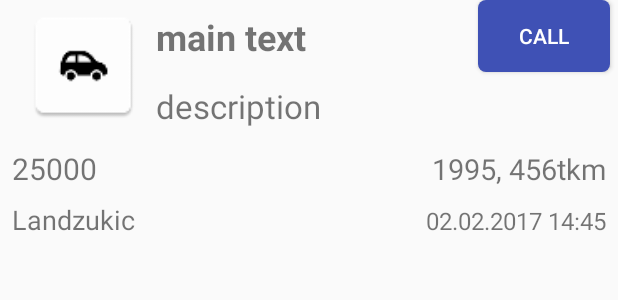
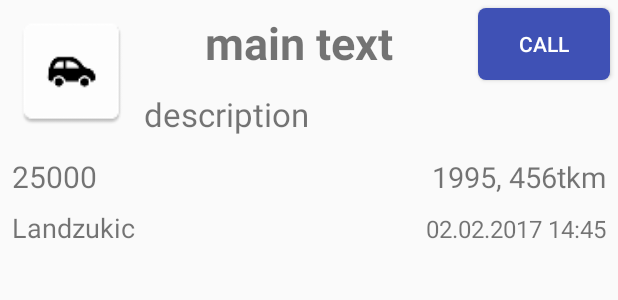
Before and after one commit to gusakovgiorgi/AutoSearchApp, an Android app: the layout list_item_layout.xml on its own in the app's theme, with its tools: preview values and no code run, on a phone screen of 412 x 824 dp. Shown: the top 300 px of the screen. Run offline under Robolectric (Android 15) with nearby library versions, the phone set to English and light mode, and no system bars.

Commit message:
start add additional functionality v1

```diff
--- a/app/build.gradle
+++ b/app/build.gradle
@@ -29,7 +29,7 @@ dependencies {
     compile 'com.jakewharton.timber:timber:3.1.0'
     compile 'com.android.support:support-v4:25.3.0'
     compile 'com.android.support:appcompat-v7:25.1.1'
-    compile 'com.android.support:recyclerview-v7:25.3.0'
+    compile 'com.nostra13.universalimageloader:universal-image-loader:1.9.5'
     testCompile 'junit:junit:4.12'
     annotationProcessor 'com.jakewharton:butterknife-compiler:8.5.1'
     compile 'com.android.support.constraint:constraint-layout:1.0.0-alpha9'
--- a/app/src/main/java/net/gusakov/newnettiauto/Constants.java
+++ b/app/src/main/java/net/gusakov/newnettiauto/Constants.java
@@ -28,7 +28,7 @@ public interface Constants {
         String TB_AUTO_TIMESTAMP = "timestamp";
 
 
-        int DB_VERSION = 1;
+        int DB_VERSION = 3;
 
         String DB_CREATE_STRING = "create table " + DB_TABLE_AUTO + " ("
                 + "_id integer primary key autoincrement, "
@@ -60,7 +60,8 @@ public interface Constants {
                 + AUTHORITY + "." + AUTO_PATH;
         String DEFAULT_SORT_ORDER = DBConstants.TB_AUTO_TIMESTAMP + " DESC";
         String[] projection = new String[]{BaseColumns._ID, DBConstants.TB_AUTO_ID, DBConstants.TB_AUTO_NAME, DBConstants.TB_AUTO_DESCRIPTION, DBConstants.TB_AUTO_PRICE,
-                DBConstants.TB_AUTO_YEAR_AND_MILLEAGE, DBConstants.TB_AUTO_SELLER, DBConstants.TB_AUTO_LINK, DBConstants.TB_AUTO_PHONE_URI, DBConstants.TB_AUTO_TIMESTAMP};
+                DBConstants.TB_AUTO_YEAR_AND_MILLEAGE, DBConstants.TB_AUTO_SELLER, DBConstants.TB_AUTO_LINK, DBConstants.TB_AUTO_PHONE_URI, DBConstants.TB_AUTO_TIMESTAMP,
+                DBConstants.TB_AUTO_IMAGE_URL};
     }
 
     interface MainFragmentConstants {
@@ -105,6 +106,7 @@ public interface Constants {
         String AUTO_MAIN_ELEMENT_CLASS_NAME = "block_list_li";
         String AUTO_MAIN_RECLAME_ELEMENT_CLASS_NAME = "upsellAd";
         String AUTO_DETAIL_BOX_CLASS_NAME = "detail_box";
+        String AUTO_THUMB_BOX_CLASS_NAME = "thumb";
         String AUTO_DETAIL_DEALER_NAME = "dealer_logo block_box fl";
         int QUEUE_MAX_CAPACITY = 10;
         int READ_TIMEOUT = 2000;
--- a/app/src/main/java/net/gusakov/newnettiauto/fragments/MainFragment.java
+++ b/app/src/main/java/net/gusakov/newnettiauto/fragments/MainFragment.java
@@ -308,8 +308,9 @@ public class MainFragment extends Fragment {
             public void onClick(View v) {
                 ClipboardManager clipboard = (ClipboardManager) getActivity().getSystemService(Context.CLIPBOARD_SERVICE);
                 String pasteData = "";
+
                     // If it does contain data, decide if you can handle the data.
-                if (clipboard.getPrimaryClipDescription().hasMimeType(MIMETYPE_TEXT_PLAIN)) {
+                    if (clipboard.getPrimaryClipDescription()!=null && clipboard.getPrimaryClipDescription().hasMimeType(MIMETYPE_TEXT_PLAIN)) {
                         //since the clipboard contains plain text.
                         ClipData.Item item = clipboard.getPrimaryClip().getItemAt(0);
 
@@ -319,6 +320,7 @@ public class MainFragment extends Fragment {
 
                     }
                     firstEditText.setText(pasteData);
+
             }
         });
         secondPastebtn.setOnClickListener(new View.OnClickListener() {
@@ -328,7 +330,7 @@ public class MainFragment extends Fragment {
                 String pasteData = "";
 
 // If it does contain data, decide if you can handle the data.
-                if (clipboard.getPrimaryClipDescription().hasMimeType(MIMETYPE_TEXT_PLAIN)) {
+                if (clipboard.getPrimaryClipDescription()!=null && clipboard.getPrimaryClipDescription().hasMimeType(MIMETYPE_TEXT_PLAIN)) {
                     //since the clipboard contains plain text.
                     ClipData.Item item = clipboard.getPrimaryClip().getItemAt(0);
 
--- a/app/src/main/java/net/gusakov/newnettiauto/services/AutoSearchService.java
+++ b/app/src/main/java/net/gusakov/newnettiauto/services/AutoSearchService.java
@@ -212,6 +212,7 @@ public class AutoSearchService extends Service implements Constants.ServiceConst
         cv.put(Constants.DBConstants.TB_AUTO_SELLER,auto.getSeller());
         cv.put(Constants.DBConstants.TB_AUTO_TIMESTAMP,auto.getTimestamp());
         cv.put(Constants.DBConstants.TB_AUTO_YEAR_AND_MILLEAGE,auto.getYearAndMileage());
+        cv.put(Constants.DBConstants.TB_AUTO_IMAGE_URL,auto.getImageUrlString());
         getContentResolver().insert(Constants.ProviderConstants.AUTO_CONTENT_URI,cv);
     }
 
--- a/app/src/main/res/layout/list_item_layout.xml
+++ b/app/src/main/res/layout/list_item_layout.xml
@@ -9,11 +9,12 @@
         android:layout_width="80dp"
         android:layout_height="80dp"
         app:layout_constraintTop_toTopOf="parent"
-        android:layout_marginTop="4dp"
-        android:layout_marginLeft="16dp"
+        android:layout_marginTop="8dp"
+        android:layout_marginLeft="8dp"
         android:src="@mipmap/ic_launcher"
         app:layout_constraintLeft_toLeftOf="parent"
-        android:id="@+id/imageViewId" />
+        android:id="@+id/imageViewId"
+        android:layout_marginStart="8dp" />
 
     <TextView
         android:id="@+id/descriptionId"
@@ -27,7 +28,9 @@
         app:layout_constraintRight_toRightOf="parent"
         app:layout_constraintHorizontal_bias="0.0"
         android:layout_marginTop="8dp"
-        app:layout_constraintTop_toBottomOf="@+id/callBtnId" />
+        app:layout_constraintTop_toBottomOf="@+id/callBtnId"
+        android:layout_marginStart="8dp"
+        android:layout_marginEnd="8dp" />
 
     <TextView
         android:id="@+id/priceId"
@@ -38,7 +41,8 @@
         android:layout_marginTop="13dp"
         app:layout_constraintTop_toBottomOf="@+id/descriptionId"
         android:layout_marginLeft="8dp"
-        app:layout_constraintLeft_toLeftOf="parent" />
+        app:layout_constraintLeft_toLeftOf="parent"
+        android:layout_marginStart="8dp" />
 
     <TextView
         android:id="@+id/yearsAndMileageId"
@@ -49,7 +53,8 @@
         android:textSize="@dimen/listview_years_and_mileage_text_size"
         app:layout_constraintBaseline_toBaselineOf="@+id/priceId"
         android:layout_marginRight="8dp"
-        app:layout_constraintRight_toRightOf="parent" />
+        app:layout_constraintRight_toRightOf="parent"
+        android:layout_marginEnd="8dp" />
 
     <TextView
         android:id="@+id/sellerId"
@@ -60,7 +65,8 @@
         android:layout_marginTop="8dp"
         app:layout_constraintTop_toBottomOf="@+id/priceId"
         android:layout_marginLeft="8dp"
-        app:layout_constraintLeft_toLeftOf="parent" />
+        app:layout_constraintLeft_toLeftOf="parent"
+        android:layout_marginStart="8dp" />
 
     <TextView
         android:id="@+id/dateId"
@@ -70,7 +76,8 @@
         android:textSize="@dimen/listview_date_text_size"
         app:layout_constraintBaseline_toBaselineOf="@+id/sellerId"
         android:layout_marginRight="8dp"
-        app:layout_constraintRight_toRightOf="parent" />
+        app:layout_constraintRight_toRightOf="parent"
+        android:layout_marginEnd="8dp" />
 
     <!--<LinearLayout-->
         <!--android:id="@+id/callAndNameId"-->
@@ -94,14 +101,15 @@
             android:layout_width="wrap_content"
             android:layout_height="wrap_content"
             android:layout_gravity="center_vertical"
-            android:layout_weight="1"
             android:text="main text"
             android:textSize="@dimen/listview_main_text_size"
             android:textStyle="bold"
             app:layout_constraintLeft_toRightOf="@+id/imageViewId"
-            android:layout_marginLeft="8dp"
             app:layout_constraintTop_toTopOf="parent"
-            android:layout_marginTop="8dp"></TextView>
+            android:layout_marginTop="8dp"
+            app:layout_constraintRight_toLeftOf="@+id/callBtnId"
+            android:layout_marginLeft="0dp"
+            android:layout_marginRight="8dp"></TextView>
 
         <Button
             android:id="@+id/callBtnId"
@@ -114,12 +122,9 @@
             android:focusableInTouchMode="false"
             android:text="call"
             android:textColor="@color/white"
-            tools:layout_editor_absoluteY="4dp"
-            app:layout_constraintLeft_toRightOf="@+id/nameId"
-            android:layout_marginLeft="8dp"
-            android:layout_marginRight="8dp"
             app:layout_constraintRight_toRightOf="parent"
-            app:layout_constraintHorizontal_bias="1.0" />
+            app:layout_constraintTop_toTopOf="parent"
+            android:layout_marginTop="5dp" />
 
 
 
--- a/app/src/main/res/values/dimens.xml
+++ b/app/src/main/res/values/dimens.xml
@@ -15,7 +15,7 @@
     <dimen name="main_activity_corner_radius">8dp</dimen>
     <dimen name="polling_frequency_text_size">16sp</dimen>
 
-    <dimen name="listview_main_text_size">24sp</dimen>
+    <dimen name="listview_main_text_size">30sp</dimen>
     <dimen name="listview_description_text_size">22sp</dimen>
     <dimen name="listview_price_text_size">20sp</dimen>
     <dimen name="listview_years_and_mileage_text_size">19sp</dimen>
```
Also changed, not shown: app/src/main/java/net/gusakov/newnettiauto/MainApplication.java (+25 -4 lines), app/src/main/java/net/gusakov/newnettiauto/adapters/AutoCursorAdapter.java (+50 -1 lines), app/src/main/java/net/gusakov/newnettiauto/classes/HTMLParser.java (+13 -3 lines), app/src/main/java/net/gusakov/newnettiauto/fragments/AutoListFragment.java (+10 -0 lines), app/src/main/res/layout/fragment_item_list.xml (deleted, +0 -13 lines). Lines whose indentation alone changed are shown as unchanged.
